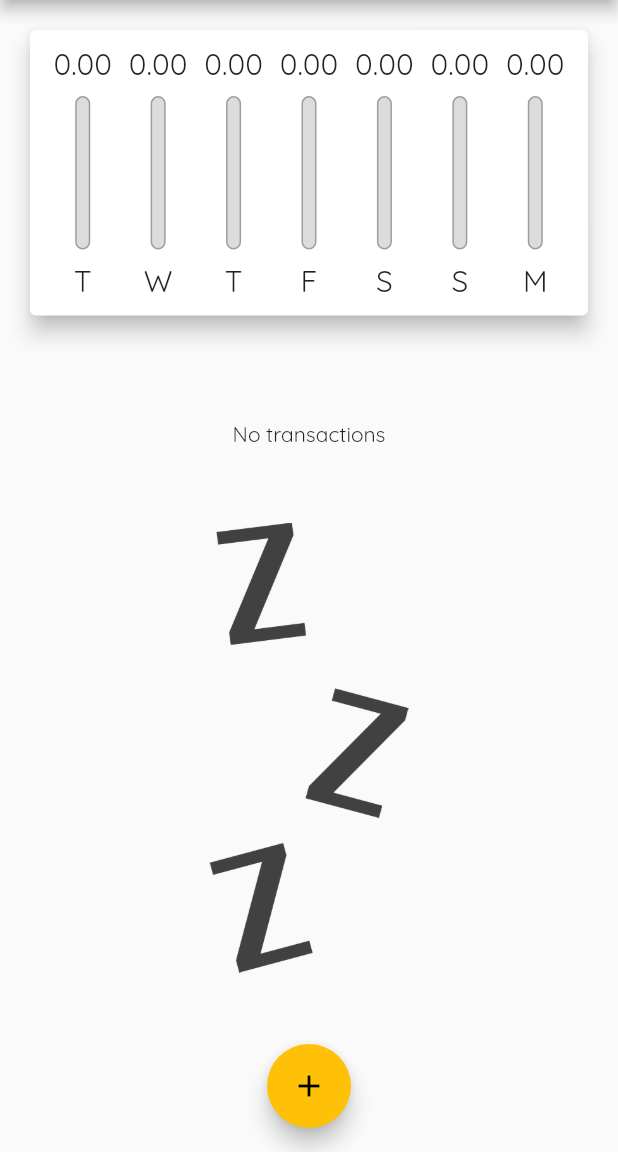
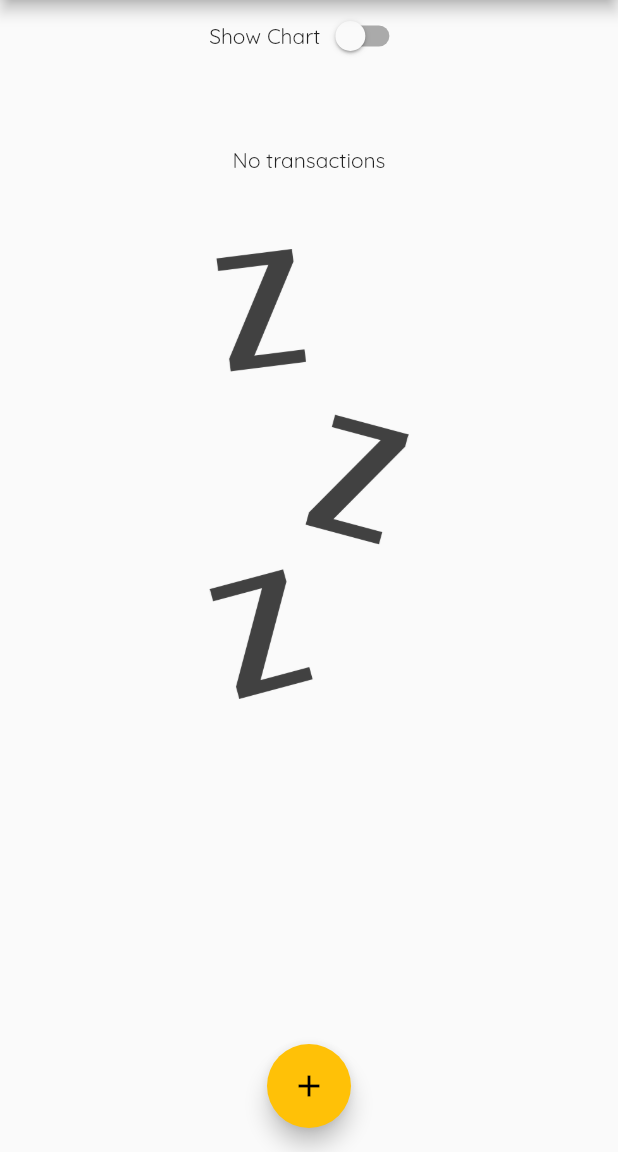
Before and after one commit to s7Thiago/expenses-app, a Flutter app: the screen it shows after launch, on a phone screen of 412 x 824 dp, the part 84-1236 px from its top. Run offline on Flutter 3.47's test engine with Material 2 defaults, Android fonts, the phone set to English and light mode, and no system bars; statements that could not run were skipped.

Commit message:
Switching between chart and transactions list with Switch widget

```diff
--- a/lib/main.dart
+++ b/lib/main.dart
@@ -3,12 +3,11 @@ import 'dart:math';
 import 'package:expenses/components/chart.dart';
 import 'package:expenses/components/transaction_form.dart';
 import 'package:flutter/material.dart';
-import 'package:flutter/services.dart';
 
+import './components/transaction_form.dart';
+import './model/transaction.dart';
+import 'components/transaction_list.dart';
 import 'model/transaction.dart';
-import 'components/transaction_list.dart';
-import './model/transaction.dart';
-import './components/transaction_form.dart';
 
 main() => runApp(ExpensesApp());
 
@@ -47,6 +46,7 @@ class MyHomePage extends StatefulWidget {
 
 class _MyHomePageState extends State<MyHomePage> {
   final _transactions = <Transaction>[];
+  bool _showChart = false;
 
   List<Transaction> get _recentTransactions {
     return _transactions
@@ -92,9 +92,6 @@ class _MyHomePageState extends State<MyHomePage> {
 
   @override
   Widget build(BuildContext context) {
-    // Setting up default orientation
-    SystemChrome.setPreferredOrientations([DeviceOrientation.portraitUp]);
-
     final appBar = AppBar(
       title: Text(
         'Despesas pessoais',
@@ -119,10 +116,26 @@ class _MyHomePageState extends State<MyHomePage> {
         child: Column(
           crossAxisAlignment: CrossAxisAlignment.stretch,
           children: [
+            Row(
+              mainAxisAlignment: MainAxisAlignment.center,
+              children: [
+                Text(_showChart ? 'Show Transactions' : 'Show Chart'),
+                Switch(
+                  value: _showChart,
+                  onChanged: (value) {
+                    setState(() {
+                      _showChart = value;
+                    });
+                  },
+                ),
+              ],
+            ),
+            if (_showChart)
               Container(
                 height: avaliableHeight * 0.3,
                 child: Chart(recentTransactions: _recentTransactions),
               ),
+            if (!_showChart)
               Container(
                 height: avaliableHeight * 0.7,
                 child: TransactionList(
```
Lines whose indentation alone changed are shown as unchanged.
